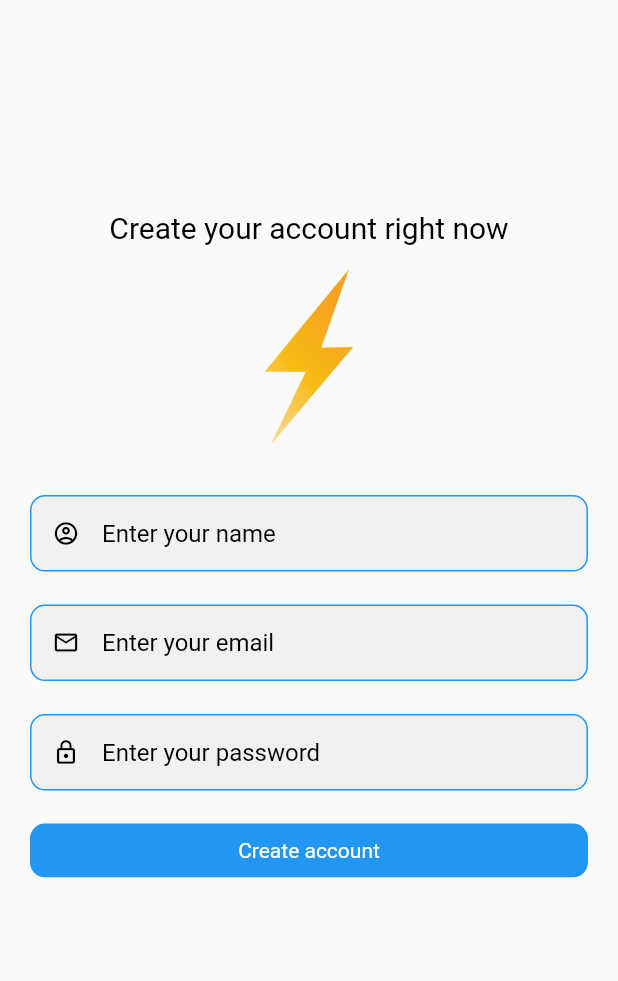
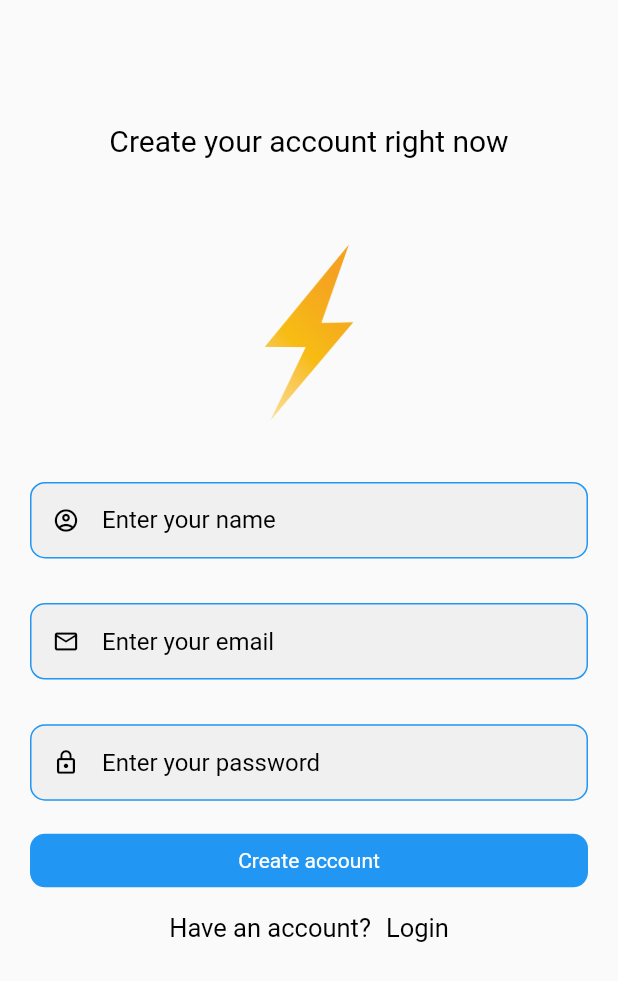
Before and after one commit to Nguyen-Loi/MVC_Flutter_PHP, a Flutter app: the screen it shows after launch, on a phone screen of 412 x 824 dp. Shown: the top 981 px of the screen. Run offline on Flutter 3.47's test engine with Material 2 defaults, Android fonts, the phone set to English and light mode, and no system bars; our stand-ins replace card_swiper, dio, image_picker, sizer.

Commit message:
12. Register user button complete

```diff
--- a/lib/controller/api.dart
+++ b/lib/controller/api.dart
@@ -10,7 +10,7 @@ class ApiConstant {
 
   String baseUrl() {
     String baseUrlWeb = 'http://127.0.0.1/ebookapp/';
-    String baseUrlMobile = 'http://192.168.88.101/ebookapp/';
+    String baseUrlMobile = 'http://192.168.1.188/ebookapp/';
     bool kisweb = false;
     try {
       if (Platform.isAndroid) {
--- a/lib/view/register/ebook_register.dart
+++ b/lib/view/register/ebook_register.dart
@@ -1,5 +1,6 @@
 import 'dart:io';
 import 'package:ebook_app/controller/api.dart';
+import 'package:ebook_app/view/login/ebook_login.dart';
 import 'package:ebook_app/view/textfield_main.dart';
 import 'package:sizer/sizer.dart';
 import 'package:flutter/material.dart';
@@ -17,6 +18,9 @@ class EbookRegisterState extends State<EbookRegister> {
   File _file = File('');
   final imgPicker = ImagePicker();
   bool visibleLoading = false;
+  TextEditingController name = TextEditingController();
+  TextEditingController email = TextEditingController();
+  TextEditingController password = TextEditingController();
 
   Future register(
       {required TextEditingController name,
@@ -39,7 +43,6 @@ class EbookRegisterState extends State<EbookRegister> {
     req.fields['email'] = getEmail;
     req.fields['password'] = getPassword;
     req.files.add(photo);
-
     var reponse = await req.send();
 
     if (reponse.statusCode == 200) {
@@ -47,6 +50,8 @@ class EbookRegisterState extends State<EbookRegister> {
         visibleLoading = false;
       });
       //Add back login page
+      Navigator.push(
+          context, MaterialPageRoute(builder: (context) => EbookLogin()));
     } else {
       setState(() {
         visibleLoading = false;
@@ -145,13 +150,16 @@ class EbookRegisterState extends State<EbookRegister> {
   Widget build(BuildContext context) {
     return Scaffold(
       body: Container(
-        margin: EdgeInsets.only(top: 17.h),
+        margin: EdgeInsets.only(top: 10.h),
         child: SingleChildScrollView(
           child: Column(
             children: [
               Text(
                 'Create your account right now',
                 style: TextStyle(color: Colors.black, fontSize: 20),
+              ),
+              SizedBox(
+                height: 5.h,
               ),
               GestureDetector(
                 onTap: () {
@@ -181,42 +189,77 @@ class EbookRegisterState extends State<EbookRegister> {
               ),
               TextFiledMain(
                   hintText: 'Enter your name',
+                  textController: name,
                   iconFiled: Icons.account_circle_outlined),
               TextFiledMain(
                   hintText: 'Enter your email',
+                  textController: email,
                   iconFiled: Icons.email_outlined),
               TextFiledMain(
+                  textController: password,
                   hintText: 'Enter your password',
                   iconFiled: Icons.lock_outline),
               GestureDetector(
-                    onTap: (){},
+                onTap: () {
+                  register(
+                      name: name,
+                      email: email,
+                      password: password,
+                      context: context,
+                      widget: widget);
+                },
                 child: Container(
-                        margin: EdgeInsets.only(right: 20, left: 20, top: 17, bottom: 5),
-                        padding: EdgeInsets.symmetric(vertical: 1.2.h, horizontal: 1.5.h),
+                  margin:
+                      EdgeInsets.only(right: 20, left: 20, top: 17, bottom: 5),
+                  padding:
+                      EdgeInsets.symmetric(vertical: 1.2.h, horizontal: 1.5.h),
                   decoration: BoxDecoration(
                     color: Colors.blue,
                     borderRadius: BorderRadius.all(Radius.circular(10)),
-
                   ),
                   width: MediaQuery.of(context).size.width,
-                        child: !visibleLoading?Container(
+                  child: !visibleLoading
+                      ? Container(
                           width: MediaQuery.of(context).size.width,
-                           child: Text('Create account', style: TextStyle(
-                             color: Colors.white
-                           ),textAlign: TextAlign.center,),
-
-                        ):Visibility(visible: visibleLoading, child: Container(
+                          child: Text(
+                            'Create account',
+                            style: TextStyle(color: Colors.white),
+                            textAlign: TextAlign.center,
+                          ),
+                        )
+                      : Visibility(
+                          visible: visibleLoading,
+                          child: Container(
                               width: MediaQuery.of(context).size.width,
                               child: Center(
                                 child: Container(
                                   width: 20,
                                   height: 20,
                                   child: CircularProgressIndicator(
-                                 strokeWidth: 1.5, color: Colors.white,
+                                    strokeWidth: 1.5,
+                                    color: Colors.white,
                                   ),
                                 ),
-                           )
-                        ), ),
+                              )),
+                        ),
+                ),
+              ),
+             Align(
+               alignment: Alignment.center,
+               child: Container(
+                 margin: EdgeInsets.only(right: 20, left:20, bottom: 5, top: 1.5.h),
+                 child: Row(
+                   mainAxisAlignment: MainAxisAlignment.center,
+                   children: [
+                     Text('Have an account?',style: TextStyle(color: Colors.black, fontSize: 17),),
+                     SizedBox(width: 10),
+                     GestureDetector(
+                       onTap: (){},
+                       child: Text('Login', style: TextStyle(color: Colors.black, fontSize: 17),
+                       ),
+                     ),
+                   ],
+                 ),
                ),
              )
             ],
--- a/lib/view/textfield_main.dart
+++ b/lib/view/textfield_main.dart
@@ -1,24 +1,27 @@
 import 'package:flutter/material.dart';
+import 'package:sizer/sizer.dart';
 
 class TextFiledMain extends StatelessWidget {
   final String hintText;
   final IconData iconFiled;
+  final TextEditingController textController;
   const TextFiledMain({
     Key? key,
     required this.hintText,
     required this.iconFiled,
+    required this.textController,
   }) : super(key: key);
-
 
 
   @override
   Widget build(BuildContext context) {
     return Container(
-      margin: EdgeInsets.only(right: 20, left: 20, top: 17, bottom: 5),
+      margin: EdgeInsets.only(right: 20, left: 20, top: 3.h, bottom: 5),
       child: TextField(
         style: TextStyle(color: Colors.black),
+        controller: textController,
         decoration: InputDecoration(
-          hintText:  hintText,
+          hintText: hintText,
           prefixIcon: Icon(
             iconFiled,
             color: Colors.black,
```
Also changed, not shown: lib/view/login/ebook_login.dart (added, +15 -0 lines), 8 other files. Lines whose indentation alone changed are shown as unchanged.
